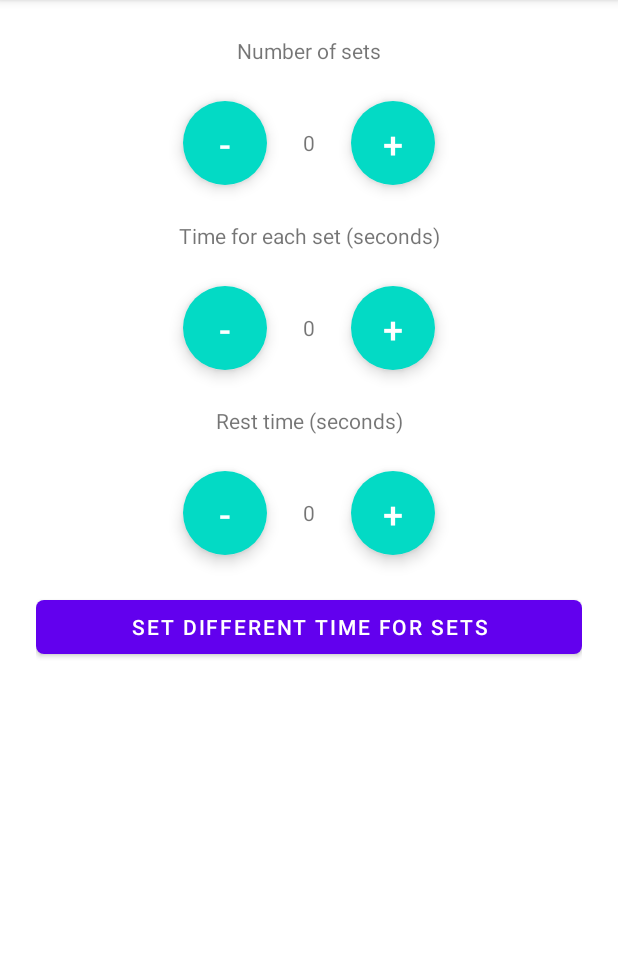
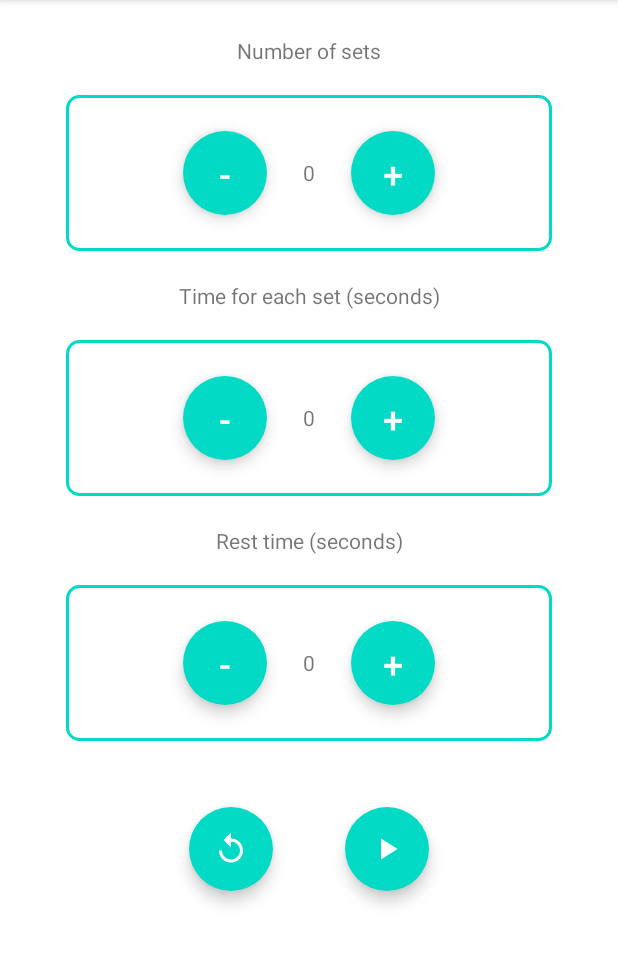
Before and after one commit to spidy123/WorkoutTimer, an Android app: the screen it shows after launch (MainActivity), on a phone screen of 412 x 824 dp, the part 84-1050 px from its top. Run offline under Robolectric (Android 15) with nearby library versions, the phone set to English and light mode, and no system bars.

Commit message:
Added button click handling and ViewModel support
- Added a support to set different timing for particular set but this functionality is currently disabled.

```diff
--- a/app/build.gradle
+++ b/app/build.gradle
@@ -37,6 +37,7 @@ dependencies {
     implementation 'androidx.appcompat:appcompat:1.4.0'
     implementation 'com.google.android.material:material:1.4.0'
     implementation 'androidx.constraintlayout:constraintlayout:2.1.2'
+    implementation 'androidx.legacy:legacy-support-v4:1.0.0'
     testImplementation 'junit:junit:4.+'
     androidTestImplementation 'androidx.test.ext:junit:1.1.3'
     androidTestImplementation 'androidx.test.espresso:espresso-core:3.4.0'
--- a/app/src/main/AndroidManifest.xml
+++ b/app/src/main/AndroidManifest.xml
@@ -11,6 +11,8 @@
         android:theme="@style/Theme.WorkoutTimer">
         <activity
             android:name=".MainActivity"
+            android:configChanges="orientation"
+            android:screenOrientation="portrait"
             android:exported="true">
             <intent-filter>
                 <action android:name="android.intent.action.MAIN" />
--- a/app/src/main/java/com/shubhamh/android/apps/workouttimer/MainActivity.kt
+++ b/app/src/main/java/com/shubhamh/android/apps/workouttimer/MainActivity.kt
@@ -27,6 +27,17 @@ class MainActivity : AppCompatActivity() {
         setupSetsCountLayout()
         setupSetsTimerLayout()
         setupRestTimerLayout()
+        setupPlayAndRestartButtons()
+    }
+
+    private fun setupPlayAndRestartButtons() {
+      findViewById<MaterialButton>(R.id.resetButton).setOnClickListener {
+          countersViewModel.resetCounters()
+      }
+
+      findViewById<MaterialButton>(R.id.playButton).setOnClickListener {
+
+      }
     }
 
     private fun setupSetsCountLayout() {
@@ -61,6 +72,12 @@ class MainActivity : AppCompatActivity() {
                     baseContext, setsTimerText.text.toString()
                 )
             }
+            findViewById<MaterialButton>(R.id.adjustButton).apply {
+                setOnClickListener {
+                    val dialog = SetDifferentTimerForEachSetDialog()
+                    dialog.show(supportFragmentManager, "UpdateSetsTimerDialog")
+                }
+            }
         }
     }
 
@@ -83,10 +100,12 @@ class MainActivity : AppCompatActivity() {
 
     private fun updateSetsCountText() {
         setsCountText.text = countersViewModel.setsCountLiveData.value.toString()
+        countersViewModel.updateSetWithTimerMap(true)
     }
 
     private fun updateSetsTimerText() {
         setsTimerText.text = countersViewModel.setsTimerLiveData.value.toString()
+        countersViewModel.updateSetWithTimerMap(true)
     }
 
     private fun updateRestTimerText() {
--- /dev/null
+++ b/app/src/main/res/drawable/background_stroke.xml
@@ -0,0 +1,13 @@
+<?xml version="1.0" encoding="utf-8"?>
+<shape xmlns:android="http://schemas.android.com/apk/res/android"
+    android:shape="rectangle">
+
+    <corners android:radius="8dp" />
+
+    <solid android:color="@color/white" />
+
+    <stroke
+        android:width="2dp"
+        android:color="@color/teal_200" />
+
+</shape>
--- /dev/null
+++ b/app/src/main/res/drawable/play_button.xml
@@ -0,0 +1,10 @@
+<vector xmlns:android="http://schemas.android.com/apk/res/android"
+    android:width="24dp"
+    android:height="24dp"
+    android:viewportWidth="24"
+    android:viewportHeight="24"
+    android:tint="?attr/colorControlNormal">
+  <path
+      android:fillColor="@android:color/white"
+      android:pathData="M8,5v14l11,-7z"/>
+</vector>
--- /dev/null
+++ b/app/src/main/res/drawable/reset_button.xml
@@ -0,0 +1,10 @@
+<vector xmlns:android="http://schemas.android.com/apk/res/android"
+    android:width="24dp"
+    android:height="24dp"
+    android:viewportWidth="24"
+    android:viewportHeight="24"
+    android:tint="?attr/colorControlNormal">
+  <path
+      android:fillColor="@android:color/white"
+      android:pathData="M12,5V1L7,6l5,5V7c3.31,0 6,2.69 6,6s-2.69,6 -6,6 -6,-2.69 -6,-6H4c0,4.42 3.58,8 8,8s8,-3.58 8,-8 -3.58,-8 -8,-8z"/>
+</vector>
--- a/app/src/main/res/layout/activity_main.xml
+++ b/app/src/main/res/layout/activity_main.xml
@@ -17,11 +17,7 @@
             android:layout_width="match_parent"
             android:layout_height="wrap_content"
             android:text="Number of sets"
-            android:gravity="center"
-            app:layout_constraintBottom_toBottomOf="parent"
-            app:layout_constraintLeft_toLeftOf="parent"
-            app:layout_constraintRight_toRightOf="parent"
-            app:layout_constraintTop_toTopOf="parent" />
+            android:gravity="center" />
 
         <include
             android:id="@+id/setsCountLayout"
@@ -31,11 +27,7 @@
             android:layout_width="match_parent"
             android:layout_height="wrap_content"
             android:text="Time for each set (seconds)"
-            android:gravity="center"
-            app:layout_constraintBottom_toBottomOf="parent"
-            app:layout_constraintLeft_toLeftOf="parent"
-            app:layout_constraintRight_toRightOf="parent"
-            app:layout_constraintTop_toTopOf="parent" />
+            android:gravity="center" />
 
         <include
             android:id="@+id/setsTimerLayout"
@@ -45,26 +37,47 @@
             android:layout_width="match_parent"
             android:layout_height="wrap_content"
             android:text="Rest time (seconds)"
-            android:gravity="center"
-            app:layout_constraintBottom_toBottomOf="parent"
-            app:layout_constraintLeft_toLeftOf="parent"
-            app:layout_constraintRight_toRightOf="parent"
-            app:layout_constraintTop_toTopOf="parent" />
+            android:gravity="center" />
 
         <include
             android:id="@+id/restTimerLayout"
             layout="@layout/increment_decrement_template"/>
 
-        <com.google.android.material.button.MaterialButton
+        <LinearLayout
             android:layout_width="match_parent"
             android:layout_height="wrap_content"
-            app:cornerRadius="5dp"
-            android:text="Set different time for sets"
-            android:gravity="center"
-            app:layout_constraintBottom_toBottomOf="parent"
-            app:layout_constraintLeft_toLeftOf="parent"
-            app:layout_constraintRight_toRightOf="parent"
-            app:layout_constraintTop_toTopOf="parent" />
+            android:orientation="horizontal"
+            android:gravity="center_horizontal">
+
+            <com.google.android.material.button.MaterialButton
+                android:id="@+id/resetButton"
+                style="@style/Widget.MaterialComponents.ExtendedFloatingActionButton"
+                app:cornerRadius="28dp"
+                android:layout_width="56dp"
+                android:layout_height="56dp"
+                android:textColor="@color/white"
+                android:layout_margin="24dp"
+                android:textSize="24dp"
+                app:icon="@drawable/reset_button"
+                app:iconGravity="textStart"
+                app:iconPadding="0dp"
+                app:iconTint="@color/white" />
+
+            <com.google.android.material.button.MaterialButton
+                android:id="@+id/playButton"
+                style="@style/Widget.MaterialComponents.ExtendedFloatingActionButton"
+                app:cornerRadius="28dp"
+                android:layout_width="56dp"
+                android:layout_height="56dp"
+                android:textColor="@color/white"
+                android:layout_margin="24dp"
+                android:textSize="24dp"
+                app:icon="@drawable/play_button"
+                app:iconGravity="textStart"
+                app:iconPadding="0dp"
+                app:iconTint="@color/white"/>
+
+        </LinearLayout>
 
     </LinearLayout>
 
--- a/app/src/main/res/layout/increment_decrement_template.xml
+++ b/app/src/main/res/layout/increment_decrement_template.xml
@@ -5,7 +5,9 @@
     android:layout_width="match_parent"
     android:layout_height="wrap_content"
     android:orientation="horizontal"
-    android:gravity="center">
+    android:gravity="center"
+    android:layout_margin="20dp"
+    android:background="@drawable/background_stroke">
 
     <com.google.android.material.button.MaterialButton
         android:id="@+id/minusButton"
@@ -39,4 +41,18 @@
         android:layout_margin="24dp"
         android:textSize="24dp"
         android:text="+" />
+
+    <com.google.android.material.button.MaterialButton
+        android:id="@+id/adjustButton"
+        style="@style/Widget.MaterialComponents.ExtendedFloatingActionButton"
+        app:cornerRadius="28dp"
+        android:layout_width="56dp"
+        android:visibility="gone"
+        android:layout_height="56dp"
+        android:textColor="@color/white"
+        android:layout_margin="24dp"
+        app:icon="@drawable/adjust"
+        app:iconTint="@color/white"
+        app:iconGravity="textStart"
+        app:iconPadding="0dp"/>
 </LinearLayout>
--- a/app/src/main/res/values/strings.xml
+++ b/app/src/main/res/values/strings.xml
@@ -1,3 +1,5 @@
 <resources>
     <string name="app_name">Workout Timer</string>
+    <!-- TODO: Remove or change this placeholder text -->
+    <string name="hello_blank_fragment">Hello blank fragment</string>
 </resources>
```
Also changed, not shown: app/src/main/java/com/shubhamh/android/apps/workouttimer/CountersViewModel.kt (+57 -0 lines), app/src/main/java/com/shubhamh/android/apps/workouttimer/SetDifferentTimerForEachSetDialog.kt (added, +63 -0 lines), app/src/main/java/com/shubhamh/android/apps/workouttimer/SetsTimerAdapter.kt (added, +45 -0 lines), app/src/main/res/layout/counter_template_with_title.xml (added, +19 -0 lines), app/src/main/res/layout/set_different_timer_for_each_set.xml (added, +35 -0 lines), app/src/main/res/drawable-v24/adjust.png (added).
